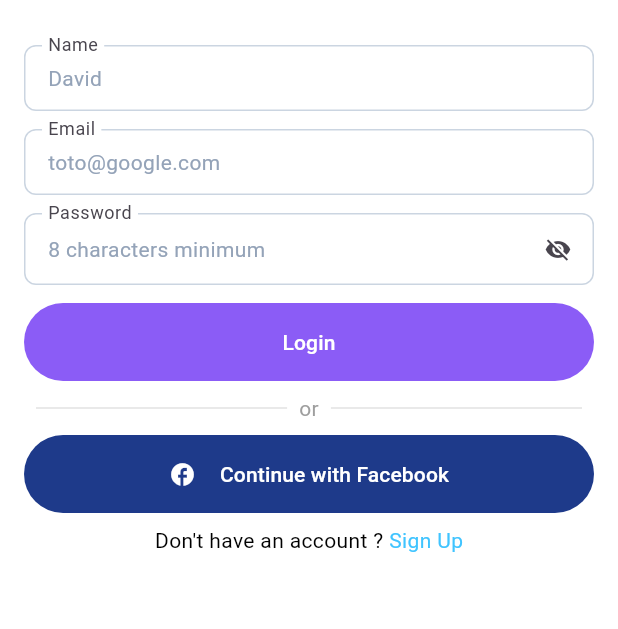
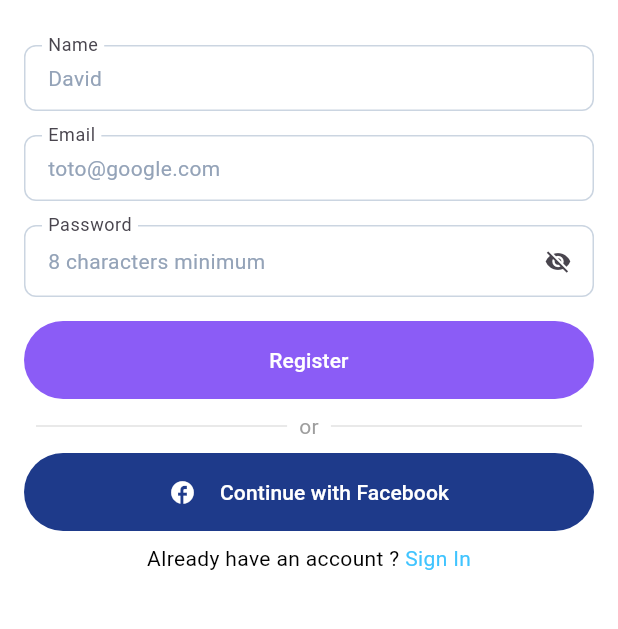
Before and after one commit to Zeng-Zer/CryptoAnalytics, a Flutter app: the screen it shows after launch, swiped to page 2, on a phone screen of 412 x 824 dp, the part 63-692 px from its top. Run offline on Flutter 3.47's test engine with Material 2 defaults, Android fonts, the phone set to English and light mode, and no system bars; our stand-ins replace auto_route, firebase_analytics, firebase_auth, firebase_core, flex_color_scheme, flutter_hooks and 3 more; accounts and stored records are empty; generated files the repository leaves out were written again.

Commit message:
Handle signup signin error

```diff
--- a/lib/main.dart
+++ b/lib/main.dart
@@ -12,7 +12,7 @@ void main() async {
   await Firebase.initializeApp(
     options: DefaultFirebaseOptions.currentPlatform,
   );
-  await FirebaseAuth.instance.useAuthEmulator('9ef2-89-3-226-208.ngrok-free.app', 80);
+  await FirebaseAuth.instance.useAuthEmulator('2df7-89-3-226-208.ngrok-free.app', 80);
 
   runApp(const ProviderScope(
     child: MyApp(),
--- a/lib/src/components/z_text_field.dart
+++ b/lib/src/components/z_text_field.dart
@@ -14,6 +14,8 @@ class ZTextField extends HookWidget {
     this.controller,
     this.focusNode,
     this.validator,
+    this.keyboardType,
+    this.autovalidateMode,
     this.textInputAction = TextInputAction.next,
     this.isPassword = false,
     this.obscureText = false,
@@ -29,6 +31,8 @@ class ZTextField extends HookWidget {
   final TextInputAction textInputAction;
   final bool isPassword;
   final bool obscureText;
+  final AutovalidateMode? autovalidateMode;
+  final TextInputType? keyboardType;
   final ZTextFieldStyle textFieldStyle;
 
   InputBorder createBorder({required BorderSide borderSide, required BorderRadius borderRadius}) {
@@ -68,8 +72,9 @@ class ZTextField extends HookWidget {
         labelText: label,
         floatingLabelBehavior: FloatingLabelBehavior.always,
         helperText: helper,
+        helperStyle: textTheme().bodySmall?.copyWith(height: 0.2, color: blueGrey.shade400),
         errorText: helper,
-        helperStyle: textTheme().bodySmall?.copyWith(height: 0.2, color: blueGrey.shade400),
+        errorStyle: textTheme().labelSmall?.copyWith(height: 0.2, color: theme().colorScheme.error),
         hintText: hint,
         hintStyle: TextStyle(fontSize: 14, color: blueGrey.shade400),
         isDense: true,
@@ -89,6 +94,8 @@ class ZTextField extends HookWidget {
       textInputAction: textInputAction,
       obscureText: shouldObscure.value,
       validator: validator,
+      keyboardType: keyboardType,
+      autovalidateMode: autovalidateMode,
     );
   }
 }
--- a/lib/src/features/authentication/presentation/sign_in_wrapper_screen.dart
+++ b/lib/src/features/authentication/presentation/sign_in_wrapper_screen.dart
@@ -1,16 +1,16 @@
 import 'package:auto_route/annotations.dart';
-import 'package:crypto_analytics/src/features/authentication/presentation/sign_in_form.dart';
 import 'package:flutter/material.dart';
 import 'package:flutter_hooks/flutter_hooks.dart';
 import 'package:hooks_riverpod/hooks_riverpod.dart';
 
 import '../../../routing/app_router.dart';
+import 'sign_in_form.dart';
 import 'sign_up_form.dart';
 
-// enum SignInState {
-//   signIn,
-//   signUp,
-// }
+enum SignInState {
+  signIn,
+  signUp,
+}
 
 @RoutePage()
 class SignInWrapperScreen extends HookConsumerWidget {
@@ -23,7 +23,17 @@ class SignInWrapperScreen extends HookConsumerWidget {
     final appRouter = ref.watch(appRouterProvider);
     final pageController = usePageController();
 
-    final forms = [
+    return GestureDetector(
+      onTap: () => FocusManager.instance.primaryFocus?.unfocus(),
+      child: Scaffold(
+        appBar: AppBar(
+          title: const Text('Sign in'),
+        ),
+        body: PageView(
+          physics: const NeverScrollableScrollPhysics(),
+          controller: pageController,
+          scrollDirection: Axis.horizontal,
+          children: [
             SignInForm(
               key: UniqueKey(),
               onSuccess: () => appRouter.replace(const HomeRoute()),
@@ -40,20 +50,7 @@ class SignInWrapperScreen extends HookConsumerWidget {
                     duration: const Duration(milliseconds: 340), curve: Curves.easeInOut);
               },
             ),
-    ];
-
-    return GestureDetector(
-      onTap: () => FocusManager.instance.primaryFocus?.unfocus(),
-      child: Scaffold(
-        appBar: AppBar(
-          title: const Text('Sign in'),
-        ),
-        body: PageView.builder(
-          physics: const NeverScrollableScrollPhysics(),
-          controller: pageController,
-          scrollDirection: Axis.horizontal,
-          itemCount: 2,
-          itemBuilder: (context, index) => forms[index],
+          ],
         ),
       ),
     );
--- a/lib/src/features/authentication/presentation/sign_up_form.dart
+++ b/lib/src/features/authentication/presentation/sign_up_form.dart
@@ -5,9 +5,11 @@ import 'package:hooks_riverpod/hooks_riverpod.dart';
 
 import '../../../components/text_divider.dart';
 import '../../../components/z_text_field.dart';
-import '../../../routing/app_router.dart';
 import '../../../theme.dart';
+import '../data/firebase_auth_repository.dart';
+import '../utils/validators.dart';
 import 'firebase_auth_controller.dart';
+import 'sign_in_wrapper_screen.dart';
 
 class SignUpForm extends HookConsumerWidget {
   const SignUpForm({
@@ -22,16 +24,22 @@ class SignUpForm extends HookConsumerWidget {
   @override
   Widget build(BuildContext context, WidgetRef ref) {
     useAutomaticKeepAlive();
-    final authController = ref.watch(authControllerProvider);
-    final appRouter = ref.watch(appRouterProvider);
+    final formKey = useMemoized(GlobalKey<FormState>.new, const []);
 
-    final formKey = useMemoized(GlobalKey<FormState>.new, const []);
+    final authCtrlProvider = authControllerProvider(signInState: SignInState.signUp);
+    final authController = ref.watch(authCtrlProvider);
+    final authRepo = ref.watch(authRepositoryProvider);
+
     final nameController = useTextEditingController();
     final emailController = useTextEditingController();
     final passwordController = useTextEditingController();
+
     final nameFocusNode = useFocusNode();
     final emailFocusNode = useFocusNode();
     final passwordFocusNode = useFocusNode();
+
+    final touched = useState(false);
+    final autovalidateMode = touched.value ? AutovalidateMode.onUserInteraction : null;
 
     unfocus() {
       nameFocusNode.unfocus();
@@ -51,17 +59,23 @@ class SignUpForm extends HookConsumerWidget {
                 hint: 'David',
                 controller: nameController,
                 focusNode: nameFocusNode,
+                validator: nameValidator,
+                keyboardType: TextInputType.name,
                 textInputAction: TextInputAction.next,
+                autovalidateMode: autovalidateMode,
               ),
-              const SizedBox(height: 12),
+              const SizedBox(height: 16),
               ZTextField(
                 label: 'Email',
                 hint: 'toto@google.com',
                 controller: emailController,
                 focusNode: emailFocusNode,
+                validator: emailValidator,
+                keyboardType: TextInputType.emailAddress,
                 textInputAction: TextInputAction.next,
+                autovalidateMode: autovalidateMode,
               ),
-              const SizedBox(height: 12),
+              const SizedBox(height: 16),
               ZTextField(
                 label: 'Password',
                 hint: '8 characters minimum',
@@ -70,8 +84,10 @@ class SignUpForm extends HookConsumerWidget {
                 isPassword: true,
                 obscureText: true,
                 textInputAction: TextInputAction.next,
+                validator: passwordValidator,
+                autovalidateMode: autovalidateMode,
               ),
-              const SizedBox(height: 12),
+              const SizedBox(height: 16),
               FilledButton(
                 onPressed: (authController.isLoading)
                     ? null
@@ -79,14 +95,19 @@ class SignUpForm extends HookConsumerWidget {
                         if (formKey.currentState!.validate()) {
                           unfocus();
 
-                          await ref
-                              .read(authControllerProvider.notifier)
-                              .signInWithEmailAndPassword(
-                                email: emailController.value.text,
-                                password: passwordController.value.text,
+                          final signedIn = await ref
+                              .read(authCtrlProvider.notifier)
+                              .createUserWithEmailAndPassword(
+                                email: emailController.text.trim(),
+                                password: passwordController.text,
                               );
-                          // onSuccess();
+
+                          if (signedIn) {
+                            authRepo.currentUser?.updateDisplayName(nameController.text.trim());
+                            onSuccess();
+                          }
                         }
+                        touched.value = true;
                       },
                 style: FilledButton.styleFrom(
                   padding: const EdgeInsets.only(top: 16, bottom: 16, left: 32, right: 32),
@@ -94,7 +115,7 @@ class SignUpForm extends HookConsumerWidget {
                 ),
                 child: Center(
                   child: authController.map(
-                    data: (_) => const Text('Login', textAlign: TextAlign.center),
+                    data: (_) => const Text('Register', textAlign: TextAlign.center),
                     error: (e) => Text(e.error.toString()),
                     loading: (_) => const SizedBox(
                       height: 20,
@@ -127,11 +148,11 @@ class SignUpForm extends HookConsumerWidget {
               Center(
                   child: RichText(
                 text: TextSpan(
-                    text: "Don't have an account ? ",
+                    text: 'Already have an account ? ',
                     style: textTheme().bodyMedium?.copyWith(color: Colors.black),
                     children: [
                       TextSpan(
-                        text: 'Sign Up',
+                        text: 'Sign In',
                         style: textTheme().bodyMedium?.copyWith(color: Colors.lightBlueAccent),
                         recognizer: TapGestureRecognizer()..onTap = onSignIn,
                       )
--- a/lib/src/features/home/home_screen.dart
+++ b/lib/src/features/home/home_screen.dart
@@ -1,9 +1,9 @@
 import 'package:auto_route/auto_route.dart';
-import 'package:crypto_analytics/src/features/authentication/data/firebase_auth_repository.dart';
 import 'package:flutter/material.dart';
 import 'package:hooks_riverpod/hooks_riverpod.dart';
 
 import '../../routing/app_router.dart';
+import '../authentication/data/firebase_auth_repository.dart';
 
 @RoutePage()
 class HomeScreen extends ConsumerStatefulWidget {
@@ -24,7 +24,7 @@ class _HomeScreenState extends ConsumerState<HomeScreen> {
       body: Center(
         child: Column(
           children: [
-            Text('Hello world'),
+            Text('Hello world ${authRepository.currentUser?.email}'),
             ElevatedButton(
               onPressed: () async {
                 await authRepository.signOut();
```
Also changed, not shown: lib/src/features/authentication/data/firebase_auth_repository.dart (+7 -0 lines), lib/src/features/authentication/presentation/firebase_auth_controller.dart (+17 -1 lines), lib/src/features/authentication/presentation/sign_in_form.dart (+27 -12 lines), lib/src/features/authentication/utils/validators.dart (added, +27 -0 lines), lib/src/features/authentication/presentation/firebase_auth_controller.g.dart, lib/src/features/authentication/presentation/sign_in_controller.dart (deleted). Lines whose indentation alone changed are shown as unchanged.
